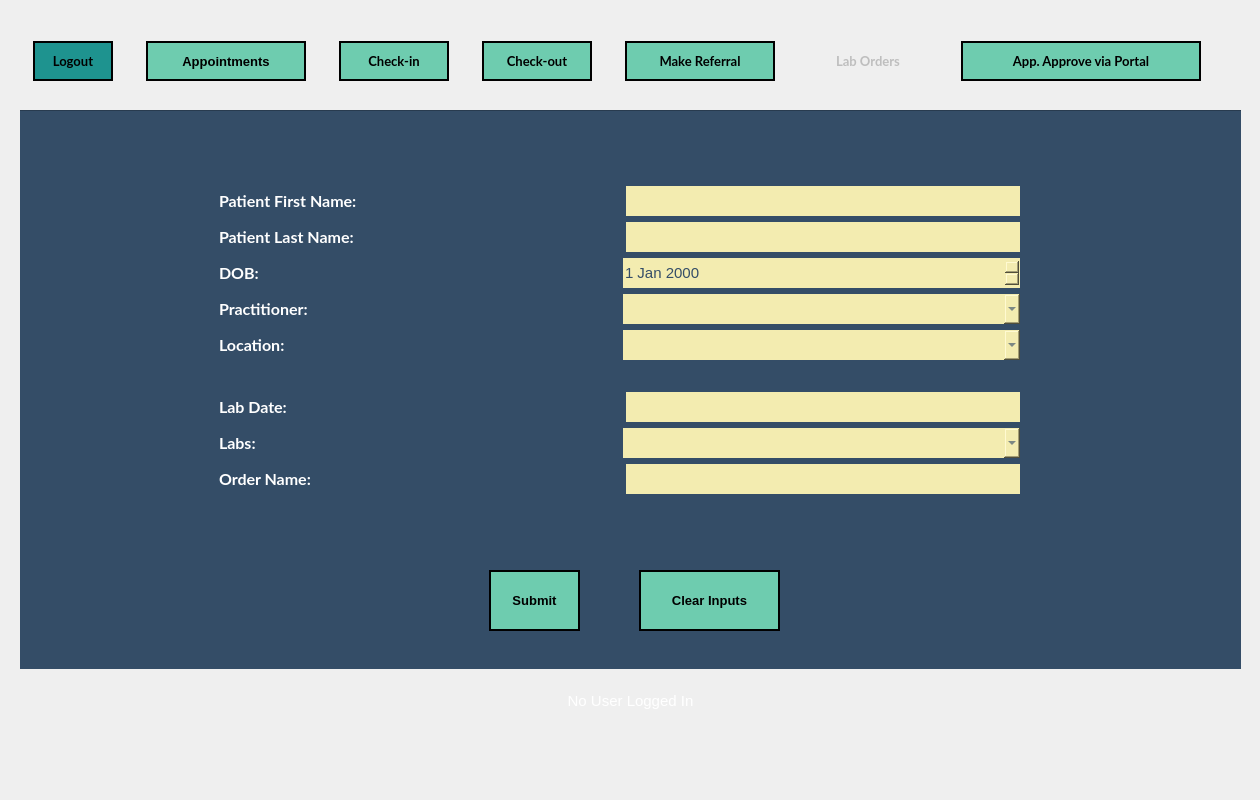
Qt form frontend/ui/LabOrdersWindow.ui (mxrked/Medical-Office-Administration) before a commit.
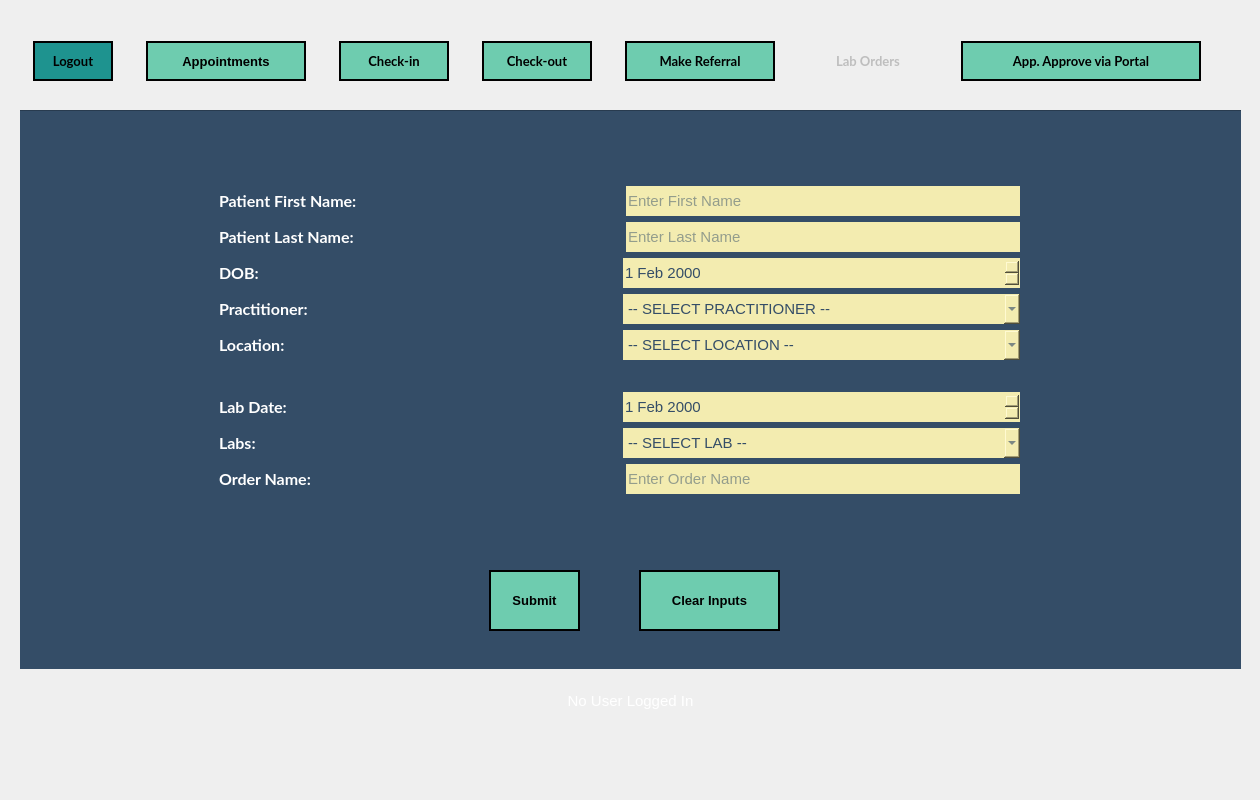
The same form after that commit. Icons and pictures are not drawn.

Commit message: Added hints/ Changed "Lab date" to date field.

What changed in the file:
```diff
--- a/frontend/ui/LabOrdersWindow.ui
+++ b/frontend/ui/LabOrdersWindow.ui
@@ -522,6 +522,9 @@
              <property name="alignment">
               <set>Qt::AlignLeading|Qt::AlignLeft|Qt::AlignVCenter</set>
              </property>
+             <property name="placeholderText">
+              <string>Enter First Name</string>
+             </property>
             </widget>
            </item>
           </layout>
@@ -572,6 +575,9 @@
              <property name="text">
               <string/>
              </property>
+             <property name="placeholderText">
+              <string>Enter Last Name</string>
+             </property>
             </widget>
            </item>
           </layout>
@@ -604,6 +610,13 @@
                <pointsize>11</pointsize>
               </font>
              </property>
+             <property name="date">
+              <date>
+               <year>2000</year>
+               <month>2</month>
+               <day>1</day>
+              </date>
+             </property>
             </widget>
            </item>
           </layout>
@@ -638,6 +651,11 @@
                  <pointsize>11</pointsize>
                 </font>
                </property>
+               <item>
+                <property name="text">
+                 <string>-- SELECT PRACTITIONER --</string>
+                </property>
+               </item>
               </widget>
              </item>
             </layout>
@@ -670,6 +688,11 @@
                  <pointsize>11</pointsize>
                 </font>
                </property>
+               <item>
+                <property name="text">
+                 <string>-- SELECT LOCATION --</string>
+                </property>
+               </item>
               </widget>
              </item>
             </layout>
@@ -703,30 +726,19 @@
               </widget>
              </item>
              <item>
-              <widget class="QLineEdit" name="LineEdit_LabDate">
-               <property name="minimumSize">
-                <size>
-                 <width>200</width>
-                 <height>0</height>
-                </size>
-               </property>
-               <property name="maximumSize">
-                <size>
-                 <width>394</width>
-                 <height>16777215</height>
-                </size>
-               </property>
+              <widget class="QDateEdit" name="dateEdit_LabDate">
                <property name="font">
                 <font>
                  <family>MS Shell Dlg 2</family>
                  <pointsize>11</pointsize>
                 </font>
                </property>
-               <property name="styleSheet">
-                <string notr="true"/>
-               </property>
-               <property name="text">
-                <string/>
+               <property name="date">
+                <date>
+                 <year>2000</year>
+                 <month>2</month>
+                 <day>1</day>
+                </date>
                </property>
               </widget>
              </item>
@@ -768,6 +780,11 @@
                <pointsize>11</pointsize>
               </font>
              </property>
+             <item>
+              <property name="text">
+               <string>-- SELECT LAB --</string>
+              </property>
+             </item>
             </widget>
            </item>
           </layout>
@@ -812,6 +829,9 @@
              <property name="text">
               <string/>
              </property>
+             <property name="placeholderText">
+              <string>Enter Order Name</string>
+             </property>
             </widget>
            </item>
           </layout>
```
